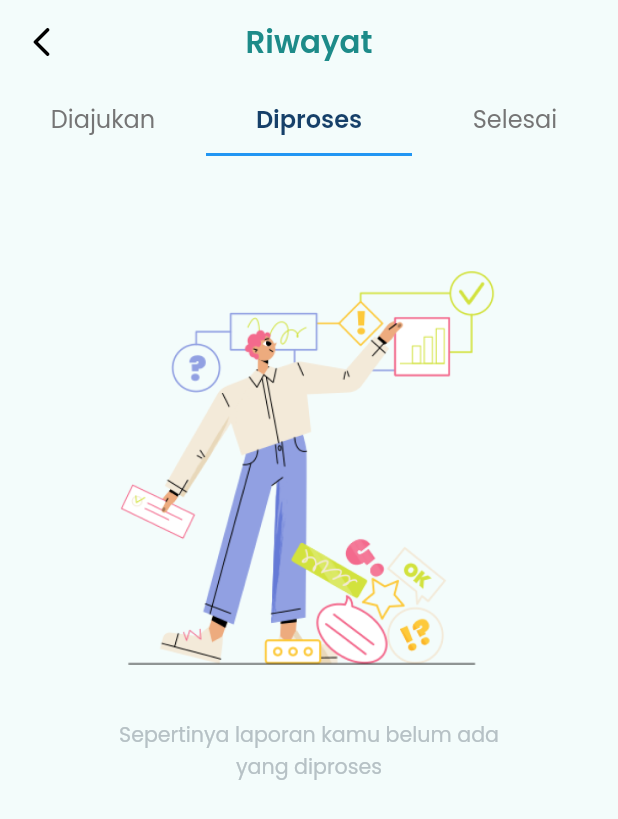
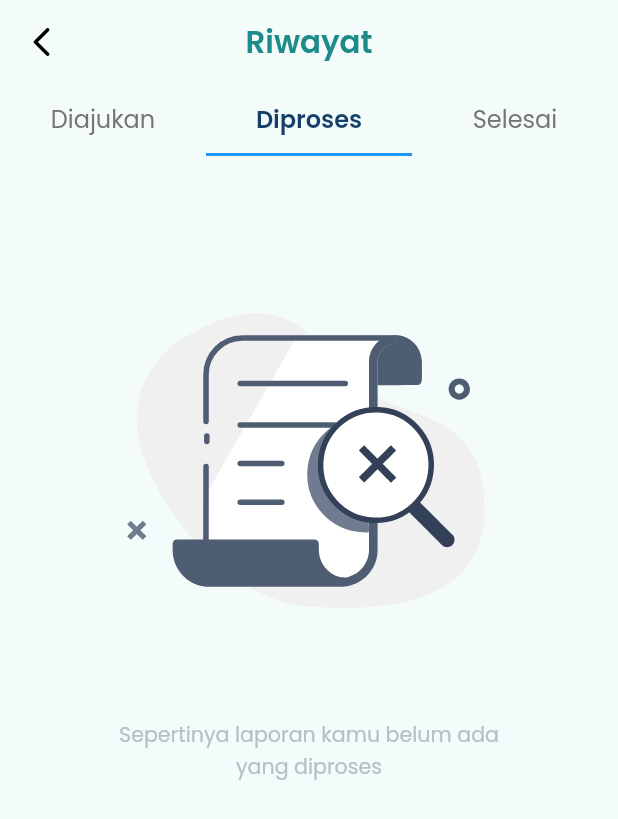
Before and after one commit to favjiw/laporin, a Flutter app: the HistoryScreen screen opened by its route, tab 2 chosen, on a phone screen of 412 x 824 dp. Shown: the top 819 px of the screen. Run offline on Flutter 3.47's test engine with Material 2 defaults, Android fonts, the phone set to English and light mode, and no system bars; our stand-ins replace awesome_dialog, cloud_firestore, email_validator, firebase_auth, firebase_core, firebase_storage and 13 more; missing offline and left inert: excel; accounts and stored records are empty.

Commit message:
add lottie animation in history

```diff
--- a/lib/history/history_screen.dart
+++ b/lib/history/history_screen.dart
@@ -7,6 +7,7 @@
 import 'package:laporin/history/history_detail_screen.dart';
 import 'package:laporin/shared/style.dart';
 import 'package:laporin/widget/boxshadow.dart';
+import 'package:lottie/lottie.dart';
 
 class HistoryScreen extends StatefulWidget {
   const HistoryScreen({Key? key}) : super(key: key);
@@ -94,7 +95,8 @@
                       crossAxisAlignment: CrossAxisAlignment.center,
                       mainAxisAlignment: MainAxisAlignment.center,
                       children: [
-                        Image.asset('assets/null-history.png', width: 287.w, height: 272.h,),
+                        // Image.asset('assets/null-history.png', width: 287.w, height: 272.h,),
+                        Lottie.asset('assets/not-found-lottie.json', width: 287.w, height: 272.h, repeat: false),
                         SizedBox(
                             width: 227.w,
                             child: Text('Sepertinya kamu belum mengajukan pengaduan apapun', style: noData, textAlign: TextAlign.center,))
@@ -220,7 +222,8 @@
                       crossAxisAlignment: CrossAxisAlignment.center,
                       mainAxisAlignment: MainAxisAlignment.center,
                       children: [
-                        Image.asset('assets/null-history.png', width: 287.w, height: 272.h,),
+                        // Image.asset('assets/null-history.png', width: 287.w, height: 272.h,),
+                        Lottie.asset('assets/not-found-lottie.json', width: 287.w, height: 272.h, repeat: false),
                         SizedBox(
                             width: 227.w,
                             child: Text('Sepertinya laporan kamu belum ada yang diproses', style: noData, textAlign: TextAlign.center,))
@@ -348,7 +351,8 @@
                       crossAxisAlignment: CrossAxisAlignment.center,
                       mainAxisAlignment: MainAxisAlignment.center,
                       children: [
-                        Image.asset('assets/null-history.png', width: 287.w, height: 272.h,),
+                        // Image.asset('assets/null-history.png', width: 287.w, height: 272.h,),
+                        Lottie.asset('assets/not-found-lottie.json', width: 287.w, height: 272.h, repeat: false),
                         SizedBox(
                             width: 227.w,
                             child: Text('Mohon maaf, sepertinya laporan kamu belum ada yang selesai', style: noData, textAlign: TextAlign.center,))
--- a/pubspec.yaml
+++ b/pubspec.yaml
@@ -58,6 +58,7 @@
   fluttericon: ^2.0.0
   pdf: ^3.9.0
   pie_chart: ^5.3.2
+  lottie: ^2.3.0
 
 dev_dependencies:
   flutter_test:
```
Also changed, not shown: assets/not-found-lottie.json (added, +1 -0 lines), pubspec.lock.
